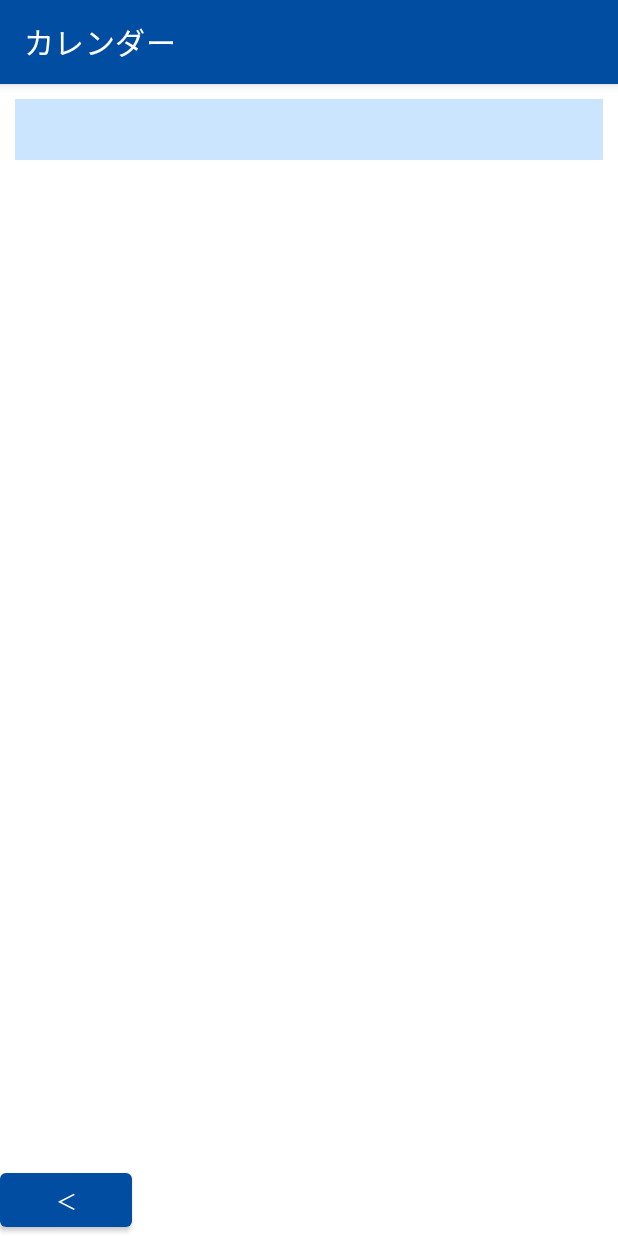
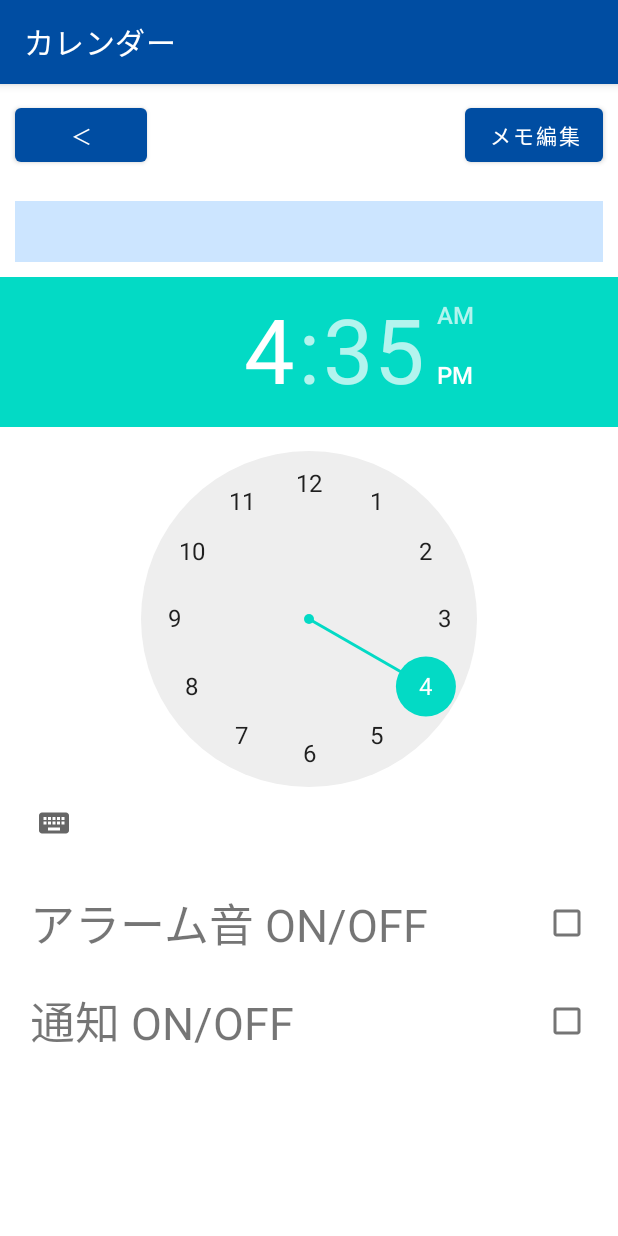
Before and after one commit to NagaJun1/OriginalCalendar, an Android app: the AlarmEdit screen opened directly, with no data from a screen before it, on a phone screen of 412 x 824 dp. Run offline under Robolectric (Android 15) with nearby library versions, the phone set to English and light mode, and no system bars; 1 statement that could not run was skipped.

Commit message:
編集画面のデザインをほぼ確定

```diff
--- a/app/src/main/java/com/example/originalcalendar/AlarmEdit.java
+++ b/app/src/main/java/com/example/originalcalendar/AlarmEdit.java
@@ -10,6 +10,21 @@ import androidx.appcompat.app.AppCompatActivity;
  * ____画面に対応した処理
  */
 public class AlarmEdit extends AppCompatActivity {
+    /**
+     * 前画面から取得してきた年月日
+     */
+    private String strDate = null;
+
+    /**
+     * 前画面から取得してきた時刻
+     */
+    private String strTime = null;
+
+    /**
+     * 前画面から取得してきた曜日
+     */
+    private int intDayOfWeek = 0;
+
     @Override
     protected void onCreate(Bundle savedInstanceState){
         super.onCreate(savedInstanceState);
@@ -23,14 +38,21 @@ public class AlarmEdit extends AppCompatActivity {
      * 各コントロールの取得（初期化処理）
      */
     private void initViews(){
+        // 前画面で設定された「年月日、時刻、曜日」を取得する
+        getIntentData();
+
         // "戻る"メニューを設定
         setBackEvent();
+    }
 
-        // 前画面で設定された「年月日、時刻、曜日」を取得する
+    /**
+     * 前画面で設定した情報を取得するための Intent
+     */
+    private void getIntentData(){
         Intent intent = this.getIntent();
-        String date = intent.getStringExtra(Common.DATE);
-        String time = intent.getStringExtra(Common.TIME);
-        int dayOfWeek = intent.getIntExtra(Common.DAY_OF_WEEK,0);
+        strDate = intent.getStringExtra(Common.DATE);
+        strTime = intent.getStringExtra(Common.TIME);
+        intDayOfWeek = intent.getIntExtra(Common.DAY_OF_WEEK,0);
     }
 
     /**
--- a/app/src/main/res/layout/edit_alarm.xml
+++ b/app/src/main/res/layout/edit_alarm.xml
@@ -1,37 +1,96 @@
 <?xml version="1.0" encoding="utf-8"?>
-<androidx.constraintlayout.widget.ConstraintLayout
+<RelativeLayout
     xmlns:android="http://schemas.android.com/apk/res/android"
     android:layout_width="match_parent"
     android:layout_height="match_parent"
-    xmlns:app="http://schemas.android.com/apk/res-auto"
     >
+    <Button
+        android:id="@+id/back_from_edit_alarm"
+        android:layout_width="wrap_content"
+        android:layout_height="wrap_content"
+        android:layout_margin="@dimen/default_margin"
+        android:text="@string/back_button"
+        android:layout_alignParentStart="true"
+        android:layout_alignParentTop="true"
+        />
+
+    <Button
+        android:id="@+id/go_edit_memo"
+        android:layout_width="wrap_content"
+        android:layout_height="wrap_content"
+        android:layout_margin="@dimen/default_margin"
+        android:text="@string/edit_memo"
+        android:layout_alignParentTop="true"
+        android:layout_alignParentEnd="true"
+        />
 
     <TextView
         android:id="@+id/top_day_text"
         android:layout_width="match_parent"
         android:layout_height="wrap_content"
-        app:layout_constraintTop_toTopOf="parent"
         android:background="@color/light_blue"
-        android:layout_margin="@dimen/text_margin"
+        android:layout_margin="@dimen/default_margin"
         android:textSize="@dimen/top_text_size"
+        android:layout_below="@id/back_from_edit_alarm"
         />
 
-    <LinearLayout
-        android:id="@+id/top_layout"
+    <TimePicker
+        android:id="@+id/center_time_picker"
         android:layout_width="match_parent"
         android:layout_height="wrap_content"
-        app:layout_constraintTop_toBottomOf="@id/top_day_text"
-        app:layout_constraintLeft_toLeftOf="parent"
-        app:layout_constraintRight_toRightOf="parent"
-        android:orientation="vertical"
+        android:layout_below="@id/top_day_text"
         />
 
-    <Button
-        android:id="@+id/back_from_edit_alarm"
+    <RelativeLayout
         android:layout_width="wrap_content"
         android:layout_height="wrap_content"
-        android:text="@string/back_button"
-        app:layout_constraintBottom_toBottomOf="parent"
-        app:layout_constraintLeft_toLeftOf="parent"
-        />
-</androidx.constraintlayout.widget.ConstraintLayout>
+        android:layout_below="@id/center_time_picker"
+        android:layout_centerInParent="true"
+        android:layout_margin="@dimen/default_margin"
+        >
+        <RelativeLayout
+            android:id="@+id/alarm_on_off_layout"
+            android:layout_width="wrap_content"
+            android:layout_height="wrap_content"
+            >
+            <TextView
+                android:id="@+id/alarm_sound_text"
+                android:layout_width="wrap_content"
+                android:layout_height="wrap_content"
+                android:textSize="@dimen/top_text_size"
+                android:text="@string/alarm_sound_on_off"
+                android:layout_margin="@dimen/default_margin"
+                />
+            <CheckBox
+                android:id="@+id/check_alarm_sound"
+                android:layout_width="wrap_content"
+                android:layout_height="wrap_content"
+                android:layout_centerVertical="true"
+                android:layout_alignParentEnd="true"
+                />
+        </RelativeLayout>
+        <RelativeLayout
+            android:id="@+id/notification_on_off_layout"
+            android:layout_width="wrap_content"
+            android:layout_height="wrap_content"
+            android:layout_below="@id/alarm_on_off_layout"
+            >
+            <TextView
+                android:layout_width="wrap_content"
+                android:layout_height="wrap_content"
+                android:layout_margin="@dimen/default_margin"
+                android:textSize="@dimen/top_text_size"
+                android:text="@string/notification_on_off"
+                />
+            <CheckBox
+                android:id="@+id/check_notification"
+                android:layout_width="wrap_content"
+                android:layout_height="wrap_content"
+                android:layout_centerVertical="true"
+                android:layout_alignParentEnd="true"
+                />
+        </RelativeLayout>
+
+    </RelativeLayout>
+
+</RelativeLayout>
--- a/app/src/main/res/values/size.xml
+++ b/app/src/main/res/values/size.xml
@@ -1,5 +1,5 @@
 <?xml version="1.0" encoding="utf-8"?>
 <resources>
-    <dimen name="text_margin">10dp</dimen>
-    <dimen name="top_text_size">30dp</dimen>
+    <dimen name="default_margin">10dp</dimen>
+    <dimen name="top_text_size">30sp</dimen>
 </resources>
--- a/app/src/main/res/values/strings.xml
+++ b/app/src/main/res/values/strings.xml
@@ -4,4 +4,8 @@
     <string name="memo">メモ</string>
     <string name="calendar">カレンダー</string>
     <string name="back_button">＜</string>
+    <string name="edit_alarm">アラーム編集</string>
+    <string name="edit_memo">メモ編集</string>
+    <string name="alarm_sound_on_off">アラーム音 ON/OFF</string>
+    <string name="notification_on_off">通知 ON/OFF</string>
 </resources>
```
Also changed, not shown: app/src/main/java/com/example/originalcalendar/Common.java (+6 -5 lines), app/src/main/java/com/example/originalcalendar/MemoEdit.java (+56 -16 lines), app/src/main/res/layout/edit_memo.xml (+33 -19 lines).
